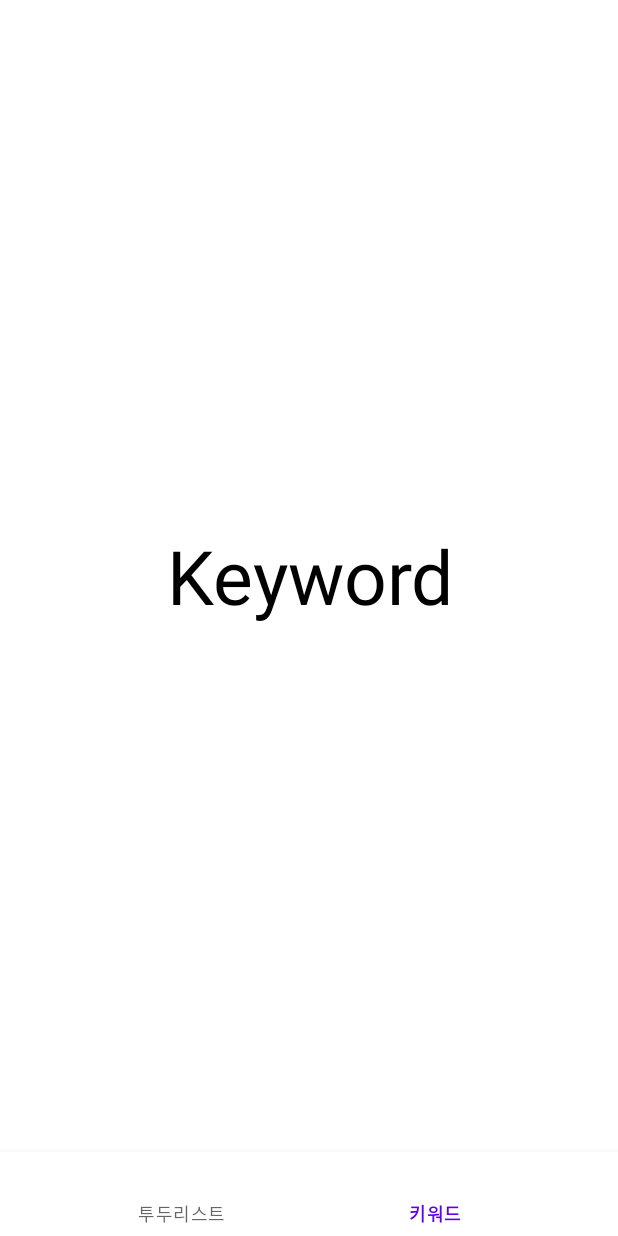
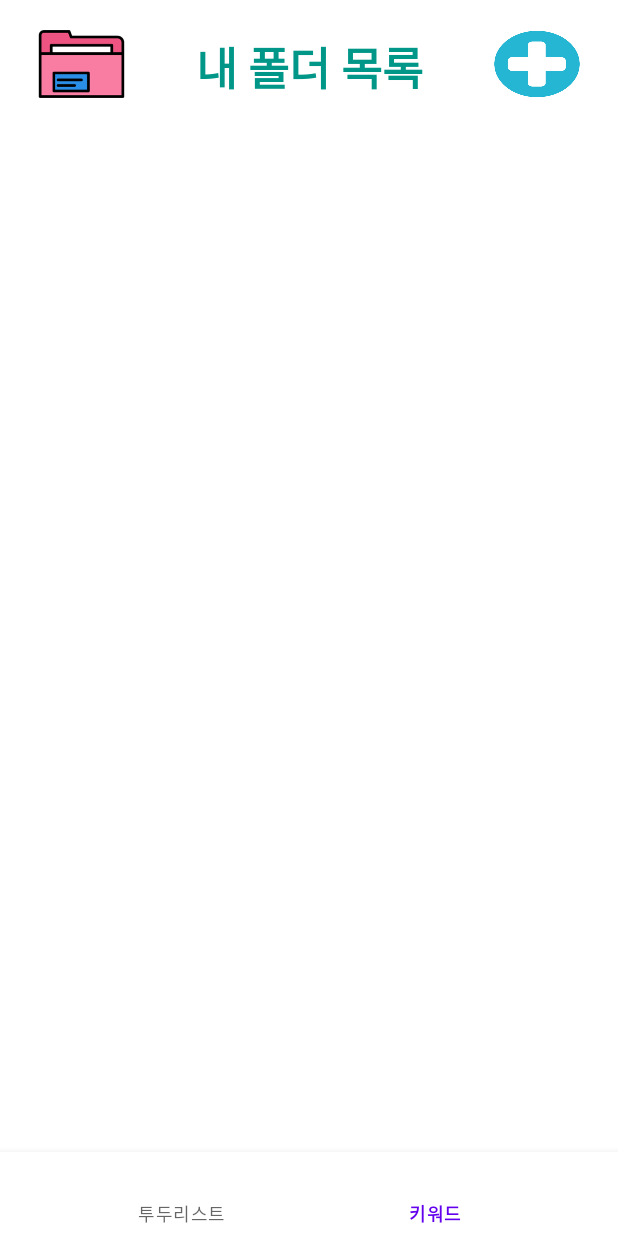
Before and after one commit to sunujun/HelpMeMory, an Android app: the screen it shows after launch (MainActivity), item 2 of the bottom bar chosen, on a phone screen of 412 x 824 dp. Run offline under Robolectric (Android 15) with nearby library versions, the phone set to English and light mode, and no system bars; libraries missing offline, so code that uses them is left out: com.kizitonwose.calendarview; Roboto replaces fonts that are not available here; 6 statements that could not run were skipped.

Commit message:
feature_keyword_push test

```diff
--- a/app/build.gradle
+++ b/app/build.gradle
@@ -43,7 +43,8 @@ dependencies {
     implementation 'androidx.constraintlayout:constraintlayout:2.1.3'
     implementation 'androidx.legacy:legacy-support-v4:1.0.0'
     implementation 'com.github.kizitonwose:CalendarView:1.0.4'
-    implementation 'com.google.android.material:material:1.6.0'
+    implementation 'androidx.compose.material3:material3:1.0.0-alpha12'
+    implementation 'com.google.android.material:material:1.1.0'
     testImplementation 'junit:junit:4.13.2'
     androidTestImplementation 'androidx.test.ext:junit:1.1.3'
     androidTestImplementation 'androidx.test.espresso:espresso-core:3.4.0'
--- a/app/src/main/java/com/example/helpmemory/KeywordFragment.kt
+++ b/app/src/main/java/com/example/helpmemory/KeywordFragment.kt
@@ -1,59 +1,70 @@
 package com.example.helpmemory
 
 import android.os.Bundle
-import androidx.fragment.app.Fragment
 import android.view.LayoutInflater
 import android.view.View
 import android.view.ViewGroup
+import androidx.fragment.app.Fragment
+import com.example.helpmemory.databinding.FragmentKeywordBinding
+import com.google.android.material.bottomsheet.BottomSheetBehavior
+import com.google.android.material.bottomsheet.BottomSheetDialog
 
-// TODO: Rename parameter arguments, choose names that match
-// the fragment initialization parameters, e.g. ARG_ITEM_NUMBER
-private const val ARG_PARAM1 = "param1"
-private const val ARG_PARAM2 = "param2"
+class KeywordFragment : Fragment() {
 
-/**
- * A simple [Fragment] subclass.
- * Use the [KeywordFragment.newInstance] factory method to
- * create an instance of this fragment.
- */
-class KeywordFragment : Fragment() {
-    // TODO: Rename and change types of parameters
-    private var param1: String? = null
-    private var param2: String? = null
+
+    private lateinit var binding: FragmentKeywordBinding
 
     override fun onCreate(savedInstanceState: Bundle?) {
         super.onCreate(savedInstanceState)
-        arguments?.let {
-            param1 = it.getString(ARG_PARAM1)
-            param2 = it.getString(ARG_PARAM2)
-        }
+
     }
+
+//    override fun onAttach(context: Context) {
+//        super.onAttach(context)
+//        mainActivity = context as MainActivity
+//    }
 
     override fun onCreateView(
         inflater: LayoutInflater, container: ViewGroup?,
         savedInstanceState: Bundle?
     ): View? {
         // Inflate the layout for this fragment
-        return inflater.inflate(R.layout.fragment_keyword, container, false)
+        binding = FragmentKeywordBinding.inflate(layoutInflater)
+        return binding.root
     }
 
-    companion object {
-        /**
-         * Use this factory method to create a new instance of
-         * this fragment using the provided parameters.
-         *
-         * @param param1 Parameter 1.
-         * @param param2 Parameter 2.
-         * @return A new instance of fragment KeywordFragment.
-         */
-        // TODO: Rename and change types and number of parameters
-        @JvmStatic
-        fun newInstance(param1: String, param2: String) =
-            KeywordFragment().apply {
-                arguments = Bundle().apply {
-                    putString(ARG_PARAM1, param1)
-                    putString(ARG_PARAM2, param2)
-                }
+
+    override fun onViewCreated(view: View, savedInstanceState: Bundle?) {
+        super.onViewCreated(view, savedInstanceState)
+
+//        binding.folderlist.apply {
+//            layoutManager = LinearLayoutManager(requireContext(), RecyclerView.VERTICAL, false)
+//        }
+
+        val bottomSheetCallback = object : BottomSheetBehavior.BottomSheetCallback() {
+            override fun onSlide(p0: View, p1: Float) {
             }
+
+            override fun onStateChanged(p0: View, p1: Int) {
+            }
+        }
+
+        val bottomSheetView = layoutInflater.inflate(R.layout.bottom_sheet_layout, null)
+        val bottomSheetDialog = BottomSheetDialog(requireContext())
+        bottomSheetDialog.setContentView(bottomSheetView)
+
+        val bottomSheetBehavior = BottomSheetBehavior.from(bottomSheetView.parent as View)
+        bottomSheetBehavior.setBottomSheetCallback(bottomSheetCallback)
+
+
+
+        binding.addFolOrKey.setOnClickListener {
+           // val bottomSheet = BottomSheet()
+
+           // bottomSheet.show(parentFragmentManager, bottomSheet.tag)
+            bottomSheetBehavior.state = BottomSheetBehavior.STATE_EXPANDED
+            bottomSheetDialog.show()
+
+        }
     }
 }
--- a/app/src/main/java/com/example/helpmemory/MainActivity.kt
+++ b/app/src/main/java/com/example/helpmemory/MainActivity.kt
@@ -1,9 +1,11 @@
 package com.example.helpmemory
 
+
+import android.os.Bundle
 import androidx.appcompat.app.AppCompatActivity
-import android.os.Bundle
 import androidx.fragment.app.Fragment
 import com.example.helpmemory.databinding.ActivityMainBinding
+
 
 class MainActivity : AppCompatActivity() {
     lateinit var binding: ActivityMainBinding
--- /dev/null
+++ b/app/src/main/java/com/example/helpmemory/MyFolderData.kt
@@ -0,0 +1,3 @@
+package com.example.helpmemory
+
+data class MyFolderData(var name : String, var keywrodData : ArrayList<MyKeywordData>, var isClicked : Boolean )
--- /dev/null
+++ b/app/src/main/java/com/example/helpmemory/MyKeywordData.kt
@@ -0,0 +1,3 @@
+package com.example.helpmemory
+
+data class MyKeywordData(var keyword : String, var description : String, var isClicked : Boolean)
--- a/app/src/main/java/com/example/helpmemory/ToDoFragment.kt
+++ b/app/src/main/java/com/example/helpmemory/ToDoFragment.kt
@@ -1,7 +1,7 @@
 package com.example.helpmemory
 
 import android.os.Bundle
-import androidx.fragment.app.Fragment
+import android.util.Log
 import android.view.LayoutInflater
 import android.view.View
 import android.view.ViewGroup
@@ -15,6 +15,7 @@ import androidx.appcompat.app.AlertDialog
 import androidx.appcompat.widget.AppCompatEditText
 import androidx.core.view.children
 import androidx.core.view.isVisible
+import androidx.fragment.app.Fragment
 import androidx.recyclerview.widget.DividerItemDecoration
 import androidx.recyclerview.widget.LinearLayoutManager
 import androidx.recyclerview.widget.RecyclerView
@@ -205,6 +206,7 @@ class ToDoFragment : Fragment() {
         }
 
         binding.addButton.setOnClickListener {
+            Log.d("btnSetup", "Selected")
             inputDialog.show()
         }
     }
--- a/app/src/main/res/layout/fragment_keyword.xml
+++ b/app/src/main/res/layout/fragment_keyword.xml
@@ -1,17 +1,86 @@
 <?xml version="1.0" encoding="utf-8"?>
 <LinearLayout xmlns:android="http://schemas.android.com/apk/res/android"
+    xmlns:app="http://schemas.android.com/apk/res-auto"
     xmlns:tools="http://schemas.android.com/tools"
-    android:layout_width="match_parent"
-    android:layout_height="match_parent"
+    android:layout_width="wrap_content"
+    android:layout_height="wrap_content"
     android:orientation="vertical"
-    tools:context=".KeywordFragment">
+    tools:context=".MainActivity">
 
-    <TextView
+    <LinearLayout
         android:layout_width="match_parent"
         android:layout_height="match_parent"
-        android:gravity="center"
-        android:text="Keyword"
-        android:textColor="@android:color/black"
-        android:textSize="50sp"/>
+        android:orientation="horizontal">
+
+        <ImageView
+            android:id="@+id/imageView4"
+            android:layout_width="match_parent"
+            android:layout_height="85dp"
+            android:layout_weight="1"
+            android:background="#FFFFFF"
+            android:backgroundTint="#FFFFFF"
+            app:srcCompat="@drawable/foldericon" />
+
+        <TextView
+            android:id="@+id/textView"
+            android:layout_width="wrap_content"
+            android:layout_height="wrap_content"
+            android:layout_margin="10dp"
+            android:layout_marginEnd="10dp"
+            android:background="#DAFBB3"
+            android:backgroundTint="#FFFFFF"
+            android:fontFamily="@font/smile"
+            android:gravity="center_horizontal"
+            android:padding="12dp"
+            android:text="내 폴더 목록"
+            android:textColor="#009688"
+            android:textSize="30sp"
+            android:textStyle="bold" />
+
+        <ImageButton
+            android:id="@+id/addFolOrKey"
+            android:layout_width="match_parent"
+            android:layout_height="85dp"
+            android:layout_weight="1"
+            android:backgroundTint="#FFFFFF"
+            android:contentDescription="@android:string/untitled"
+            android:scaleType="fitXY"
+            app:srcCompat="@drawable/plusimg2" />
+
+    </LinearLayout>
+
+    <LinearLayout
+        android:layout_width="match_parent"
+        android:layout_height="384dp"
+        android:orientation="vertical">
+
+        <androidx.recyclerview.widget.RecyclerView
+            android:id="@+id/folderlist"
+            android:layout_width="match_parent"
+            android:layout_height="match_parent"
+            android:layout_marginTop="20dp"
+            android:layout_marginBottom="15dp"
+            android:background="@color/lowpink" />
+
+    </LinearLayout>
+
+<!--    <com.google.android.material.tabs.TabLayout-->
+<!--        android:layout_width="match_parent"-->
+<!--        android:layout_height="37dp"-->
+<!--        android:layout_marginTop="20dp">-->
+
+
+<!--        <com.google.android.material.tabs.TabItem-->
+<!--            android:layout_width="wrap_content"-->
+<!--            android:layout_height="wrap_content"-->
+<!--            android:text="To Do List ☑" />-->
+
+<!--        <com.google.android.material.tabs.TabItem-->
+<!--            android:layout_width="wrap_content"-->
+<!--            android:layout_height="wrap_content"-->
+<!--            android:text="키워드공부 ✪" />-->
+
+<!--    </com.google.android.material.tabs.TabLayout>-->
+
 
 </LinearLayout>
--- a/app/src/main/res/layout/fragment_to_do.xml
+++ b/app/src/main/res/layout/fragment_to_do.xml
@@ -107,7 +107,7 @@
         android:layout_gravity="end|bottom"
         android:layout_margin="20dp"
         app:tint="@color/white"
-        app:backgroundTint="@color/colorAccent"
+        app:backgroundTint="@color/red"
         app:srcCompat="@drawable/ic_add"
         android:contentDescription="TODO" />
 </FrameLayout>
--- a/app/src/main/res/layout/new_keyword.xml
+++ b/app/src/main/res/layout/new_keyword.xml
@@ -3,7 +3,7 @@
     xmlns:app="http://schemas.android.com/apk/res-auto"
     android:layout_width="match_parent"
     android:layout_height="match_parent"
-    android:background="@color/skyblue"
+    android:background="@color/white"
     android:orientation="vertical">
 
     <TextView
--- a/app/src/main/res/values/strings.xml
+++ b/app/src/main/res/values/strings.xml
@@ -7,4 +7,6 @@
     <string name="delete">삭제</string>
     <string name="save">저장</string>
     <string name="close">닫기</string>
+    <!-- TODO: Remove or change this placeholder text -->
+    <string name="hello_blank_fragment">Hello blank fragment</string>
 </resources>
--- a/build.gradle
+++ b/build.gradle
@@ -2,7 +2,7 @@
 plugins {
     id 'com.android.application' version '7.1.2' apply false
     id 'com.android.library' version '7.1.2' apply false
-    id 'org.jetbrains.kotlin.android' version '1.6.20' apply false
+    id 'org.jetbrains.kotlin.android' version '1.6.21' apply false
 }
 
 task clean(type: Delete) {
```
Also changed, not shown: app/src/main/java/com/example/helpmemory/AddFolderFragment.kt (added, +59 -0 lines), app/src/main/java/com/example/helpmemory/AddKeywordFragment.kt (added, +59 -0 lines), app/src/main/java/com/example/helpmemory/BottomSheet.kt (added, +35 -0 lines), app/src/main/java/com/example/helpmemory/FolderAdapter.kt (added, +36 -0 lines), app/src/main/res/layout/bottom_sheet_layout.xml (added, +33 -0 lines), app/src/main/res/layout/folder_item_row.xml (added, +14 -0 lines), app/src/main/res/layout/fragment_add_keyword.xml (added, +14 -0 lines), app/src/main/res/layout/fragment_bottom_sheet.xml (added, +33 -0 lines).
